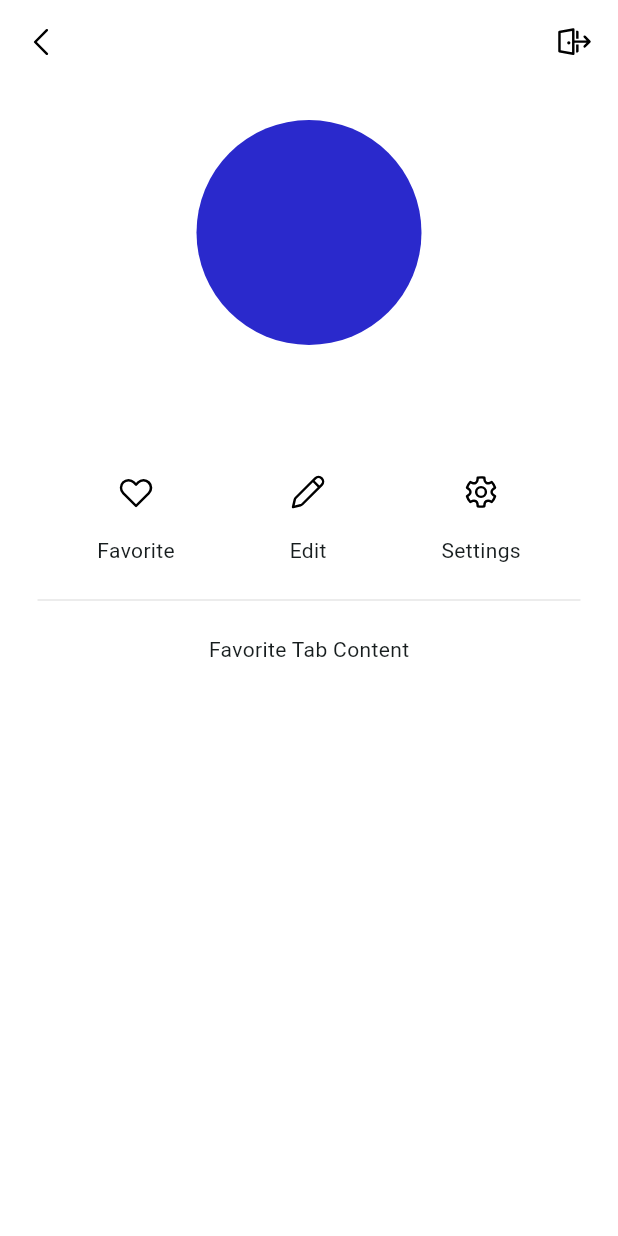
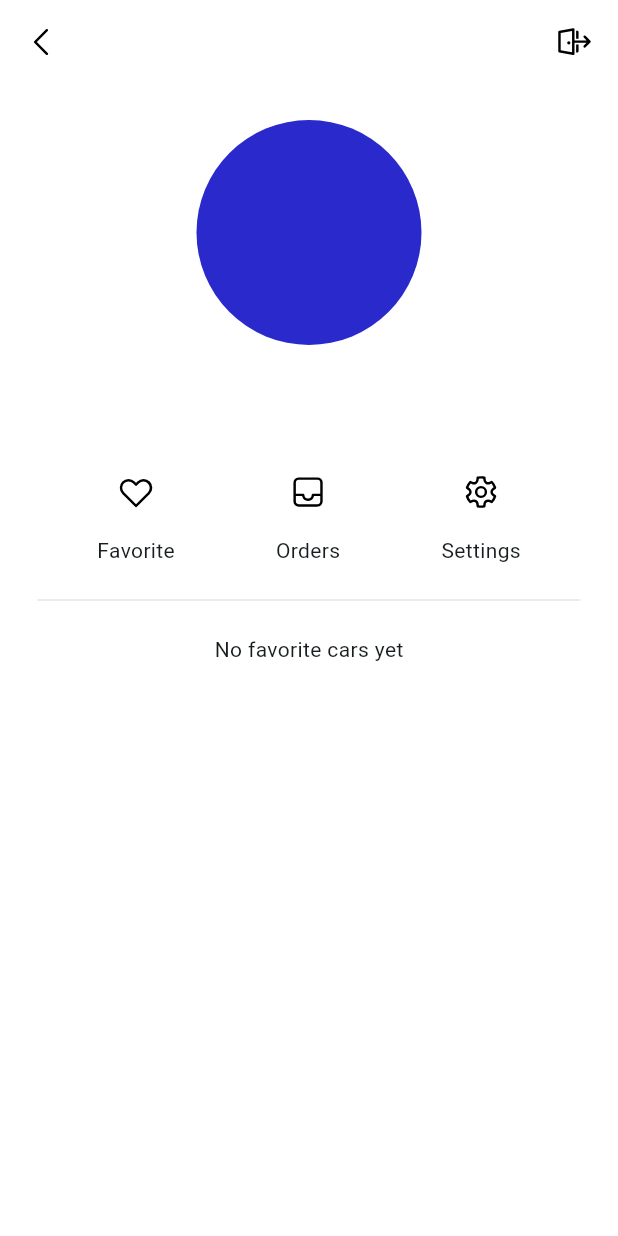
Before and after one commit to Ihebowski/CarGo, a Flutter app: the ProfilePage screen opened directly, on a phone screen of 412 x 824 dp. Run offline on Flutter 3.47's test engine with Material 3 defaults, Android fonts, the phone set to English and light mode, and no system bars; our stand-ins replace cloud_firestore, firebase_auth, firebase_core, fluentui_system_icons, flutter_dotenv, get and 2 more; accounts and stored records are empty.

Commit message:
Favorite car functionality implemented along with global variable management improved.

```diff
--- a/lib/main.dart
+++ b/lib/main.dart
@@ -1,3 +1,4 @@
+import 'package:cargo/bindings.dart';
 import 'package:cargo/firebase_options.dart' as firebase_options;
 import 'package:cargo/services/auth_service.dart';
 import 'package:cargo/views/auth/login_page.dart';
@@ -14,7 +15,7 @@ void main() async {
   await Firebase.initializeApp(
     options: firebase_options.DefaultFirebaseOptions.currentPlatform,
   );
-  Get.put(AuthService());
+  AppBindings().dependencies();
   runApp(const MyApp());
 }
 
--- a/lib/models/user.dart
+++ b/lib/models/user.dart
@@ -27,7 +27,8 @@ class User {
       userGender: data['userGender'],
       userEmail: data['userEmail'],
       userPhone: data['userPhone'],
-      favoriteCars: data['favoriteCars'] != null ? List.from(data['favoriteCars']) : [],
+      favoriteCars:
+          data['favoriteCars'] != null ? List.from(data['favoriteCars']) : [],
     );
   }
 
@@ -39,7 +40,7 @@ class User {
       'userGender': userGender,
       'userEmail': userEmail,
       'userPhone': userPhone,
-      'favoriteCars' : favoriteCars,
+      'favoriteCars': favoriteCars,
     };
   }
 }
--- a/lib/services/auth_service.dart
+++ b/lib/services/auth_service.dart
@@ -1,3 +1,4 @@
+import 'package:cargo/controllers/profile_controller.dart';
 import 'package:cargo/views/home/landing/home_page.dart';
 import 'package:cloud_firestore/cloud_firestore.dart';
 import 'package:firebase_auth/firebase_auth.dart' as firebase;
--- a/lib/views/home/profile/profile_page.dart
+++ b/lib/views/home/profile/profile_page.dart
@@ -48,13 +48,9 @@ class ProfilePage extends StatelessWidget {
             ],
           ),
           SliverToBoxAdapter(
-            child: Obx(() {
+            child: Obx(
+              () {
                 final user = profileController.user.value;
-              if (user == null) {
-                return const Center(
-                  child: CircularProgressIndicator(),
-                );
-              } else {
                 return Column(
                   children: [
                     const CircleAvatar(
@@ -81,8 +77,8 @@ class ProfilePage extends StatelessWidget {
                           onTap: () => profileController.openFavoriteTab(),
                         ),
                         _buildTabButton(
-                          icon: FluentIcons.edit_24_regular,
-                          text: "Edit",
+                          icon: FluentIcons.mail_inbox_24_regular,
+                          text: "Orders",
                           onTap: () => profileController.openEditTab(),
                         ),
                         _buildTabButton(
@@ -99,22 +95,24 @@ class ProfilePage extends StatelessWidget {
                         color: darkLightGreyColor,
                       ),
                     ),
-                    Obx(() {
+                    Obx(
+                      () {
                         final activeTab = profileController.activeTab.value;
                         if (activeTab == ProfileTab.Favorite) {
                           return _buildFavoriteTabContent();
-                      } else if (activeTab == ProfileTab.Edit) {
-                        return _buildEditTabContent();
+                        } else if (activeTab == ProfileTab.Orders) {
+                          return _buildOrdersTabContent();
                         } else if (activeTab == ProfileTab.Settings) {
                           return _buildSettingsTabContent();
                         } else {
                           return Container();
                         }
-                    }),
+                      },
+                    ),
                   ],
                 );
-              }
-            }),
+              },
+            ),
           ),
         ],
       ),
@@ -123,7 +121,9 @@ class ProfilePage extends StatelessWidget {
 }
 
 Widget _buildTabButton(
-    {required IconData icon, required String text, required VoidCallback onTap}) {
+    {required IconData icon,
+    required String text,
+    required VoidCallback onTap}) {
   return Column(
     children: [
       Padding(
@@ -145,19 +145,43 @@ Widget _buildTabButton(
 }
 
 Widget _buildFavoriteTabContent() {
-  return Container(
-    // Replace with your favorite tab content
-    child: const Center(
-      child: Text("Favorite Tab Content"),
+  final ProfileController profileController = Get.find();
+
+  return Obx(
+        () {
+      final favoriteCars = profileController.user.value.favoriteCars;
+
+      if (favoriteCars.isEmpty) {
+        return const Center(
+          child: Text("No favorite cars yet"),
+        );
+      } else {
+        return ListView.builder(
+          shrinkWrap: true,
+          itemCount: favoriteCars.length,
+          itemBuilder: (context, index) {
+            final carId = favoriteCars[index];
+            return ListTile(
+              title: Text('Car ID: $carId'),
+              trailing: IconButton(
+                icon: const Icon(FluentIcons.delete_24_regular),
+                onPressed: () {
+                  profileController.removeFromFavorites(carId);
+                },
               ),
+            );
+          },
+        );
+      }
+    },
   );
 }
 
-Widget _buildEditTabContent() {
+Widget _buildOrdersTabContent() {
   return Container(
     // Replace with your edit tab content
     child: const Center(
-      child: Text("Edit Tab Content"),
+      child: Text("Orders Tab Content"),
     ),
   );
 }
```
Also changed, not shown: lib/bindings.dart (added, +11 -0 lines), lib/controllers/profile_controller.dart (+36 -8 lines), lib/models/car.dart (+29 -0 lines), lib/views/home/car/car_page.dart (+19 -4 lines). Lines whose indentation alone changed are shown as unchanged.
